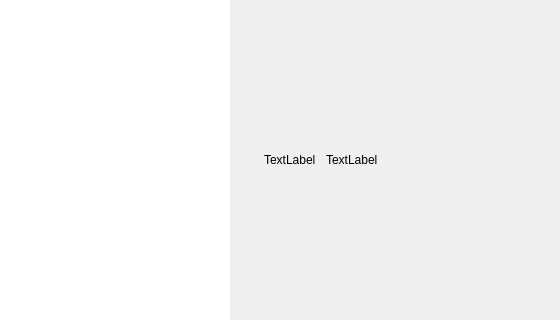
Old version of the form src/main-window.ui in the repository openeuler-mirror/ks-scmc-gui; both pictures show x 0 to 560 and y 161 to 481 of the 953 by 633 pixel window.
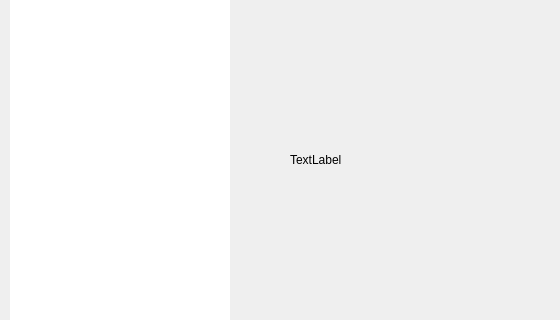
New version of the form.

```diff
--- a/src/main-window.ui
+++ b/src/main-window.ui
@@ -18,7 +18,7 @@
     <number>10</number>
    </property>
    <property name="leftMargin">
-    <number>0</number>
+    <number>10</number>
    </property>
    <property name="topMargin">
     <number>10</number>
@@ -39,13 +39,13 @@
      </property>
      <property name="minimumSize">
       <size>
-       <width>230</width>
+       <width>220</width>
        <height>0</height>
       </size>
      </property>
      <property name="maximumSize">
       <size>
-       <width>230</width>
+       <width>220</width>
        <height>16777215</height>
       </size>
      </property>
@@ -75,13 +75,13 @@
        <widget class="QListWidget" name="listWidget">
         <property name="minimumSize">
          <size>
-          <width>230</width>
+          <width>220</width>
           <height>0</height>
          </size>
         </property>
         <property name="maximumSize">
          <size>
-          <width>230</width>
+          <width>220</width>
           <height>16777215</height>
          </size>
         </property>
@@ -151,9 +151,21 @@
           <number>0</number>
          </property>
          <item>
-          <widget class="QLabel" name="label">
+          <widget class="QLabel" name="lab_dot">
+           <property name="minimumSize">
+            <size>
+             <width>16</width>
+             <height>16</height>
+            </size>
+           </property>
+           <property name="maximumSize">
+            <size>
+             <width>16</width>
+             <height>16</height>
+            </size>
+           </property>
            <property name="text">
-            <string>TextLabel</string>
+            <string/>
            </property>
           </widget>
          </item>
```
